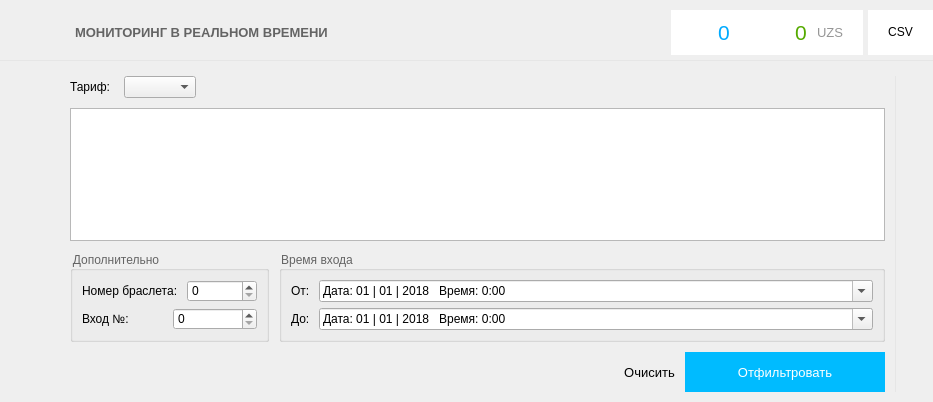
The window that Client/forms/DashboardForm.ui (Baxulio/Attraction) describes before a commit, drawn with Qt 5.
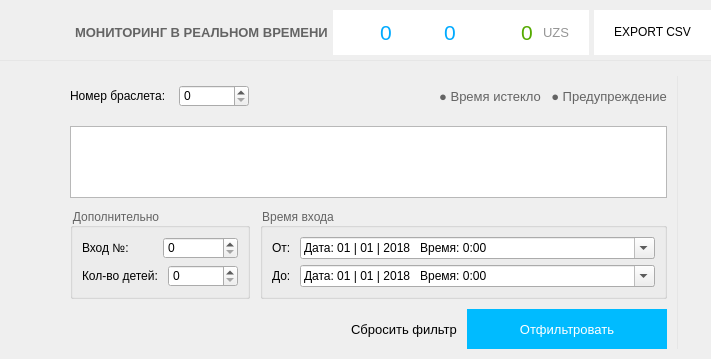
The same window after the commit. Icons and pictures are not drawn.

Diff of the .ui file:
```diff
--- a/Client/forms/DashboardForm.ui
+++ b/Client/forms/DashboardForm.ui
@@ -6,8 +6,8 @@
    <rect>
     <x>0</x>
     <y>0</y>
-    <width>933</width>
-    <height>402</height>
+    <width>706</width>
+    <height>359</height>
    </rect>
   </property>
   <property name="windowTitle">
@@ -31,6 +31,9 @@
    </property>
    <item>
     <layout class="QHBoxLayout" name="horizontalLayout">
+     <property name="spacing">
+      <number>5</number>
+     </property>
      <property name="leftMargin">
       <number>30</number>
      </property>
@@ -114,6 +117,47 @@
         <property name="bottomMargin">
          <number>10</number>
         </property>
+        <item>
+         <layout class="QHBoxLayout" name="horizontalLayout_18">
+          <property name="spacing">
+           <number>10</number>
+          </property>
+          <property name="rightMargin">
+           <number>10</number>
+          </property>
+          <item>
+           <widget class="QLabel" name="label_2">
+            <property name="toolTip">
+             <string>&lt;html&gt;&lt;head/&gt;&lt;body&gt;&lt;p&gt;Всего в парке взрослых.&lt;/p&gt;&lt;/body&gt;&lt;/html&gt;</string>
+            </property>
+            <property name="text">
+             <string/>
+            </property>
+            <property name="pixmap">
+             <pixmap resource="../clientresources.qrc">:/resources/glyphs/13.png</pixmap>
+            </property>
+           </widget>
+          </item>
+          <item>
+           <widget class="QLabel" name="people_label">
+            <property name="font">
+             <font>
+              <pointsize>16</pointsize>
+             </font>
+            </property>
+            <property name="toolTip">
+             <string>&lt;html&gt;&lt;head/&gt;&lt;body&gt;&lt;p&gt;Всего в парке взрослых.&lt;/p&gt;&lt;/body&gt;&lt;/html&gt;</string>
+            </property>
+            <property name="styleSheet">
+             <string notr="true">color: rgb(0, 170, 255);</string>
+            </property>
+            <property name="text">
+             <string>0</string>
+            </property>
+           </widget>
+          </item>
+         </layout>
+        </item>
         <item>
          <layout class="QHBoxLayout" name="horizontalLayout_15">
           <property name="spacing">
@@ -136,7 +180,7 @@
            </widget>
           </item>
           <item>
-           <widget class="QLabel" name="people_label">
+           <widget class="QLabel" name="children_label">
             <property name="font">
              <font>
               <pointsize>16</pointsize>
@@ -277,7 +321,7 @@
            <cursorShape>PointingHandCursor</cursorShape>
           </property>
           <property name="text">
-           <string>CSV</string>
+           <string>EXPORT CSV</string>
           </property>
           <property name="icon">
            <iconset resource="../clientresources.qrc">
@@ -417,19 +461,48 @@
             <number>0</number>
            </property>
            <item>
-            <layout class="QHBoxLayout" name="horizontalLayout_10">
+            <layout class="QHBoxLayout" name="horizontalLayout_20">
+             <property name="spacing">
+              <number>10</number>
+             </property>
              <property name="bottomMargin">
               <number>0</number>
              </property>
              <item>
-              <widget class="QLabel" name="label_2">
-               <property name="text">
-                <string>Тариф: </string>
-               </property>
-              </widget>
-             </item>
-             <item>
-              <widget class="QComboBox" name="tariff_combo"/>
+              <layout class="QHBoxLayout" name="horizontalLayout_5">
+               <item>
+                <widget class="QLabel" name="label_3">
+                 <property name="styleSheet">
+                  <string notr="true">color: rgb(0, 0, 0);</string>
+                 </property>
+                 <property name="text">
+                  <string>Номер браслета: </string>
+                 </property>
+                </widget>
+               </item>
+               <item>
+                <widget class="QSpinBox" name="bracer_number_spin">
+                 <property name="minimumSize">
+                  <size>
+                   <width>70</width>
+                   <height>0</height>
+                  </size>
+                 </property>
+                 <property name="maximumSize">
+                  <size>
+                   <width>100</width>
+                   <height>16777215</height>
+                  </size>
+                 </property>
+                 <property name="styleSheet">
+                  <string notr="true">color: rgb(0, 0, 0);</string>
+                 </property>
+                 <property name="maximum">
+                  <number>9999</number>
+                 </property>
+                </widget>
+               </item>
+              </layout>
              </item>
              <item>
               <spacer name="horizontalSpacer_3">
@@ -444,6 +517,89 @@
                </property>
               </spacer>
              </item>
+             <item>
+              <widget class="QPushButton" name="time_out_but">
+               <property name="enabled">
+                <bool>true</bool>
+               </property>
+               <property name="minimumSize">
+                <size>
+                 <width>40</width>
+                 <height>40</height>
+                </size>
+               </property>
+               <property name="font">
+                <font>
+                 <pointsize>10</pointsize>
+                </font>
+               </property>
+               <property name="cursor">
+                <cursorShape>PointingHandCursor</cursorShape>
+               </property>
+               <property name="styleSheet">
+                <string notr="true">QPushButton{
+    border: none; /* no border for a flat push button */
+	color: rgb(100, 100, 100);
+}
+
+QPushButton:hover{
+	text-decoration: underline;
+}
+QPushButton:checked{
+	color: rgb(250, 0, 0);
+}</string>
+               </property>
+               <property name="text">
+                <string>● Время истекло</string>
+               </property>
+               <property name="checkable">
+                <bool>true</bool>
+               </property>
+              </widget>
+             </item>
+             <item>
+              <widget class="QPushButton" name="warning_but">
+               <property name="enabled">
+                <bool>true</bool>
+               </property>
+               <property name="minimumSize">
+                <size>
+                 <width>40</width>
+                 <height>40</height>
+                </size>
+               </property>
+               <property name="font">
+                <font>
+                 <pointsize>10</pointsize>
+                </font>
+               </property>
+               <property name="cursor">
+                <cursorShape>PointingHandCursor</cursorShape>
+               </property>
+               <property name="styleSheet">
+                <string notr="true">QPushButton{
+    border: none; /* no border for a flat push button */
+	color: rgb(100, 100, 100);
+}
+
+QPushButton:hover{
+	text-decoration: underline;
+}
+QPushButton:checked{
+	color: rgb(255, 170, 0);
+}</string>
+               </property>
+               <property name="text">
+                <string>● Предупреждение</string>
+               </property>
+               <property name="checkable">
+                <bool>true</bool>
+               </property>
+               <property name="checked">
+                <bool>false</bool>
+               </property>
+              </widget>
+             </item>
             </layout>
            </item>
            <item>
@@ -479,42 +635,6 @@
                 <string>Дополнительно</string>
                </property>
                <layout class="QVBoxLayout" name="verticalLayout_7">
-                <item>
-                 <layout class="QHBoxLayout" name="horizontalLayout_5">
-                  <item>
-                   <widget class="QLabel" name="label_3">
-                    <property name="styleSheet">
-                     <string notr="true">color: rgb(0, 0, 0);</string>
-                    </property>
-                    <property name="text">
-                     <string>Номер браслета: </string>
-                    </property>
-                   </widget>
-                  </item>
-                  <item>
-                   <widget class="QSpinBox" name="bracer_number_spin">
-                    <property name="minimumSize">
-                     <size>
-                      <width>70</width>
-                      <height>0</height>
-                     </size>
-                    </property>
-                    <property name="maximumSize">
-                     <size>
-                      <width>100</width>
-                      <height>16777215</height>
-                     </size>
-                    </property>
-                    <property name="styleSheet">
-                     <string notr="true">color: rgb(0, 0, 0);</string>
-                    </property>
-                    <property name="maximum">
-                     <number>9999</number>
-                    </property>
-                   </widget>
-                  </item>
-                 </layout>
-                </item>
                 <item>
                  <layout class="QHBoxLayout" name="horizontalLayout_7">
                   <item>
@@ -548,6 +668,42 @@
                   </item>
                  </layout>
                 </item>
+                <item>
+                 <layout class="QHBoxLayout" name="horizontalLayout_11">
+                  <item>
+                   <widget class="QLabel" name="label_8">
+                    <property name="styleSheet">
+                     <string notr="true">color: rgb(0, 0, 0);</string>
+                    </property>
+                    <property name="text">
+                     <string>Кол-во детей: </string>
+                    </property>
+                   </widget>
+                  </item>
+                  <item>
+                   <widget class="QSpinBox" name="childs_spin">
+                    <property name="minimumSize">
+                     <size>
+                      <width>70</width>
+                      <height>0</height>
+                     </size>
+                    </property>
+                    <property name="maximumSize">
+                     <size>
+                      <width>100</width>
+                      <height>16777215</height>
+                     </size>
+                    </property>
+                    <property name="styleSheet">
+                     <string notr="true">color: rgb(0, 0, 0);</string>
+                    </property>
+                    <property name="maximum">
+                     <number>9999</number>
+                    </property>
+                   </widget>
+                  </item>
+                 </layout>
+                </item>
                </layout>
               </widget>
              </item>
@@ -729,7 +885,7 @@
 }</string>
                </property>
                <property name="text">
-                <string>Очисить</string>
+                <string>Сбросить фильтр</string>
                </property>
                <property name="icon">
                 <iconset resource="../clientresources.qrc">
```
Left out of the diff: 4 changed lines with no effect on the pictures.
